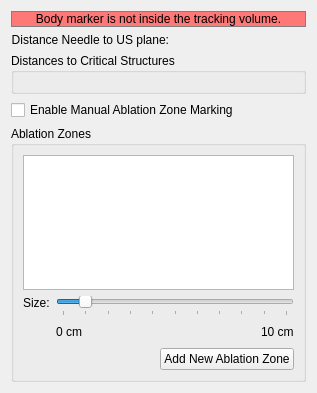
This is Plugins/org.mitk.gui.qt.igt.app.echotrack/src/internal/NavigationStepWidgets/QmitkUSNavigationStepPunctuationIntervention.ui in MITK/MITK as Qt 5 draws it before an edit. The edited form follows.
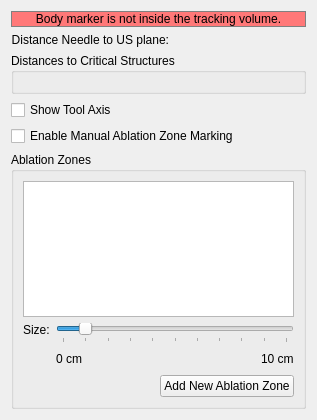
This is the edited form. Custom widgets are drawn as their Qt base class.

Commit message: now the tool axis visualization can be activated through the UI

```diff
--- a/Plugins/org.mitk.gui.qt.igt.app.echotrack/src/internal/NavigationStepWidgets/QmitkUSNavigationStepPunctuationIntervention.ui
+++ b/Plugins/org.mitk.gui.qt.igt.app.echotrack/src/internal/NavigationStepWidgets/QmitkUSNavigationStepPunctuationIntervention.ui
@@ -7,7 +7,7 @@
     <x>0</x>
     <y>0</y>
     <width>317</width>
-    <height>393</height>
+    <height>420</height>
    </rect>
   </property>
   <property name="windowTitle">
@@ -66,6 +66,13 @@
      </layout>
     </widget>
    </item>
+   <item>
+    <widget class="QCheckBox" name="m_ShowToolAxisN">
+     <property name="text">
+      <string>Show Tool Axis</string>
+     </property>
+    </widget>
+   </item>
    <item>
     <widget class="QCheckBox" name="m_EnableAblationMarking">
      <property name="text">
```
The commit also changes 4 other files.
